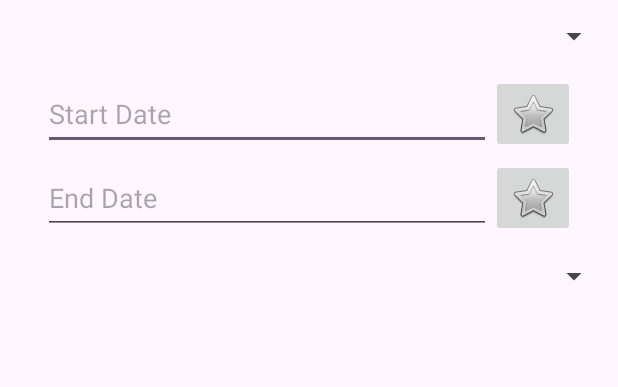
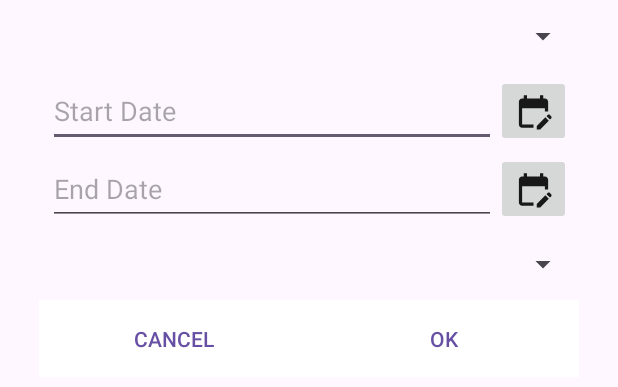
Before and after one commit to Bangeunseong/Project_NiyakNeyak, an Android app: the layout dialog_fragment_filter.xml on its own in the app's theme, with its tools: preview values and no code run, on a phone screen of 412 x 824 dp. Shown: the top 387 px of the screen. Run offline under Robolectric (Android 15) with nearby library versions, the phone set to English and light mode, and no system bars.

Commit message:
Added Filtering Options

```diff
--- a/app/src/main/java/com/capstone/project_niyakneyak/main/etc/Filters.kt
+++ b/app/src/main/java/com/capstone/project_niyakneyak/main/etc/Filters.kt
@@ -39,14 +39,14 @@ class Filters {
             builder.append("</b>")
         }
 
-        if(category != null){
+        if(category != null) {
             builder.append("<b>")
             builder.append(category)
             builder.append("</b>")
         }
 
-        if(category != null && (startDate != null || endDate != null)){
-            builder.append(" in ")
+        if(startDate != null || endDate != null){
+            builder.append(" between ")
         }
 
         if(startDate != null || endDate != null){
--- /dev/null
+++ b/app/src/main/res/drawable/baseline_edit_calendar_24.xml
@@ -0,0 +1,5 @@
+<vector android:height="26dp" android:tint="#181818"
+    android:viewportHeight="24" android:viewportWidth="24"
+    android:width="26dp" xmlns:android="http://schemas.android.com/apk/res/android">
+    <path android:fillColor="@android:color/white" android:pathData="M12,22H5c-1.11,0 -2,-0.9 -2,-2L3.01,6c0,-1.1 0.88,-2 1.99,-2h1V2h2v2h8V2h2v2h1c1.1,0 2,0.9 2,2v6h-2v-2H5v10h7V22zM22.13,16.99l0.71,-0.71c0.39,-0.39 0.39,-1.02 0,-1.41l-0.71,-0.71c-0.39,-0.39 -1.02,-0.39 -1.41,0l-0.71,0.71L22.13,16.99zM21.42,17.7l-5.3,5.3H14v-2.12l5.3,-5.3L21.42,17.7z"/>
+</vector>
--- a/app/src/main/res/layout/activity_data_setting.xml
+++ b/app/src/main/res/layout/activity_data_setting.xml
@@ -153,7 +153,7 @@
         app:layout_constraintEnd_toEndOf="parent">
 
         <Button
-            android:id="@+id/submit"
+            android:id="@+id/ok"
             style="@style/customSubmitBtnStyle"
             android:layout_width="0dp"
             android:layout_height="wrap_content"
@@ -174,7 +174,7 @@
             android:paddingHorizontal="20dp"
             android:paddingVertical="12dp"
             android:text="@string/dialog_add_form_cancel"
-            app:layout_constraintEnd_toStartOf="@id/submit"
+            app:layout_constraintEnd_toStartOf="@id/ok"
             app:layout_constraintStart_toStartOf="parent"
             app:layout_constraintTop_toTopOf="parent" />
     </androidx.constraintlayout.widget.ConstraintLayout>
--- a/app/src/main/res/layout/dialog_fragment_filter.xml
+++ b/app/src/main/res/layout/dialog_fragment_filter.xml
@@ -4,12 +4,11 @@
     xmlns:tools="http://schemas.android.com/tools"
     android:layout_width="match_parent"
     android:layout_height="match_parent"
-    tools:context=".main.fragment.FilterDialogFragment"
-    >
+    tools:context=".main.fragment.FilterDialogFragment">
 
     <androidx.constraintlayout.widget.ConstraintLayout
         android:id="@+id/filter_input_layout"
-        android:layout_width="match_parent"
+        android:layout_width="360dp"
         android:layout_height="wrap_content"
         android:layout_marginHorizontal="5dp"
         app:layout_constraintStart_toStartOf="parent"
@@ -53,11 +52,13 @@
             <ImageButton
                 android:id="@+id/change_start_date_btn"
                 android:layout_width="wrap_content"
-                android:layout_height="match_parent"
+                android:layout_height="48dp"
                 android:contentDescription="@string/dialog_filter_start_date_btn_desc"
-                android:src="@android:drawable/btn_star"
+                android:src="@drawable/baseline_edit_calendar_24"
                 app:layout_constraintEnd_toEndOf="parent"
-                app:layout_constraintStart_toEndOf="@id/start_date_time" />
+                app:layout_constraintStart_toEndOf="@id/start_date_time"
+                app:layout_constraintTop_toTopOf="parent"
+                app:layout_constraintBottom_toBottomOf="parent"/>
 
         </androidx.constraintlayout.widget.ConstraintLayout>
 
@@ -87,11 +88,13 @@
             <ImageButton
                 android:id="@+id/change_end_date_btn"
                 android:layout_width="wrap_content"
-                android:layout_height="match_parent"
+                android:layout_height="48dp"
                 android:contentDescription="@string/dialog_filter_end_date_btn_desc"
-                android:src="@android:drawable/btn_star"
+                android:src="@drawable/baseline_edit_calendar_24"
                 app:layout_constraintEnd_toEndOf="parent"
-                app:layout_constraintStart_toEndOf="@id/end_date_time" />
+                app:layout_constraintStart_toEndOf="@id/end_date_time"
+                app:layout_constraintTop_toTopOf="parent"
+                app:layout_constraintBottom_toBottomOf="parent"/>
 
         </androidx.constraintlayout.widget.ConstraintLayout>
 
@@ -103,6 +106,45 @@
             app:layout_constraintBottom_toBottomOf="parent"
             app:layout_constraintStart_toStartOf="parent"
             app:layout_constraintEnd_toEndOf="parent" />
+
+    </androidx.constraintlayout.widget.ConstraintLayout>
+
+    <androidx.constraintlayout.widget.ConstraintLayout
+        android:id="@+id/dialog_button_layout"
+        android:layout_width="360dp"
+        android:layout_height="wrap_content"
+        android:background="@color/white_500"
+        app:layout_constraintTop_toBottomOf="@id/filter_input_layout"
+        app:layout_constraintBottom_toBottomOf="parent"
+        app:layout_constraintStart_toStartOf="parent"
+        app:layout_constraintEnd_toEndOf="parent"
+        app:layout_constraintVertical_bias="0">
+
+        <Button
+            android:id="@+id/ok"
+            style="@style/customSubmitBtnStyle"
+            android:layout_width="0dp"
+            android:layout_height="wrap_content"
+            android:enabled="true"
+            android:paddingHorizontal="20dp"
+            android:paddingVertical="12dp"
+            android:text="@string/dialog_filter_pos_btn_text"
+            app:layout_constraintBottom_toBottomOf="parent"
+            app:layout_constraintEnd_toEndOf="parent"
+            app:layout_constraintStart_toEndOf="@id/cancel"
+            app:layout_constraintTop_toTopOf="parent" />
+
+        <Button
+            android:id="@+id/cancel"
+            style="@style/customSubmitBtnStyle"
+            android:layout_width="0dp"
+            android:layout_height="wrap_content"
+            android:paddingHorizontal="20dp"
+            android:paddingVertical="12dp"
+            android:text="@string/dialog_filter_neg_btn_text"
+            app:layout_constraintEnd_toStartOf="@id/ok"
+            app:layout_constraintStart_toStartOf="parent"
+            app:layout_constraintTop_toTopOf="parent" />
     </androidx.constraintlayout.widget.ConstraintLayout>
 
 </androidx.constraintlayout.widget.ConstraintLayout>
--- a/app/src/main/res/values/strings.xml
+++ b/app/src/main/res/values/strings.xml
@@ -43,6 +43,9 @@
     <string name="action_main_rcv_modify_error">Modification Failed</string>
     <string name="action_main_rcv_delete_error">Deletion Failed</string>
     <string name="action_main_rcv_search_error">Search Failed</string>
+
+    <string name="dialog_filter_pos_btn_text">OK</string>
+    <string name="dialog_filter_neg_btn_text">Cancel</string>
 
     <string name="dialog_add_form_title">Insert Information</string>
     <string name="dialog_modify_form_title">Change Information</string>
@@ -106,6 +109,7 @@
     <!-- Global Attributes -->
     <string name="dayNightTheme">DayNightTheme</string>
     <string name="all_medications">All Medications</string>
+    <string name="all_manufacturers">All Manufacturers</string>
     <string name="sorted_by_medication_name">Sorted by Medication Name</string>
     <string name="sorted_by_medication_id">Sorted by Medicine ID</string>
     <string name="sorted_by_recently_update">Sorted by Recently Updated</string>
```
Also changed, not shown: app/src/main/java/com/capstone/project_niyakneyak/data/medication_model/MedicineData.kt (+64 -2 lines), app/src/main/java/com/capstone/project_niyakneyak/data/medication_model/MedsData.kt (+6 -1 lines), app/src/main/java/com/capstone/project_niyakneyak/main/etc/OpenApiFunctions.kt (+56 -0 lines).
